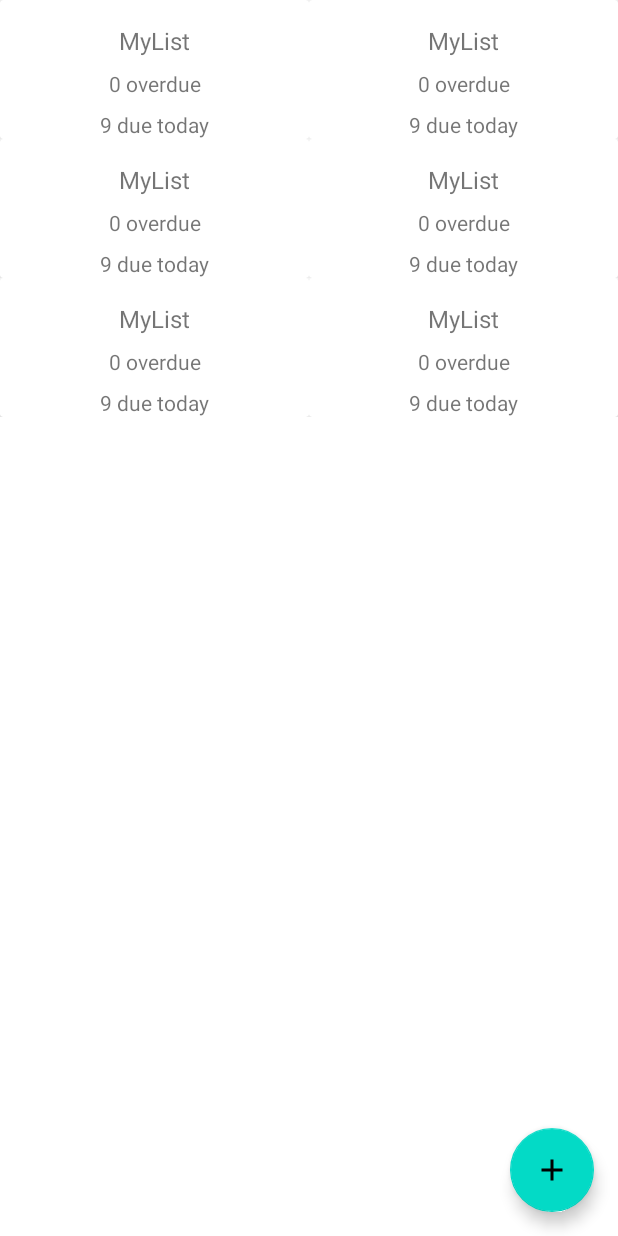
After one commit to kacperczyk-dev-old-projects/Listit, an Android app: the layout activity_home.xml on its own in the app's theme, with its tools: preview values and no code run, on a phone screen of 412 x 824 dp. The commit adds this screen. Run offline under Robolectric (Android 15) with nearby library versions, the phone set to English and light mode, and no system bars.

```diff
--- a/app/build.gradle
+++ b/app/build.gradle
@@ -69,8 +69,14 @@ dependencies {
     implementation "com.google.dagger:dagger-android:$dagger_version"
     compileOnly 'javax.annotation:jsr250-api:1.0'
 
+    //https://github.com/QuadFlask/colorpicker
+    implementation 'com.github.QuadFlask:colorpicker:0.0.13'
+
     // Test
     testImplementation 'junit:junit:4.12'
     androidTestImplementation 'androidx.test:runner:1.2.0'
     androidTestImplementation 'androidx.test.espresso:espresso-core:3.2.0'
+    implementation 'androidx.recyclerview:recyclerview:1.0.0'
+    implementation 'com.google.android.material:material:1.0.0'
+    implementation 'androidx.gridlayout:gridlayout:1.0.0'
 }
--- a/app/src/main/java/com/dawid/listit/database/models/ListModel.kt
+++ b/app/src/main/java/com/dawid/listit/database/models/ListModel.kt
@@ -7,8 +7,7 @@ import androidx.room.PrimaryKey
 data class ListModel (
     var name: String,
     var notes: String,
-    var color: String,
-    var type: Int
+    var color: String
 ) {
     @PrimaryKey(autoGenerate = true)
     var id: Int? = null
--- /dev/null
+++ b/app/src/main/res/drawable/ic_add_black_24dp.xml
@@ -0,0 +1,5 @@
+<vector android:height="24dp" android:tint="#FFFFFF"
+    android:viewportHeight="24.0" android:viewportWidth="24.0"
+    android:width="24dp" xmlns:android="http://schemas.android.com/apk/res/android">
+    <path android:fillColor="#FF000000" android:pathData="M19,13h-6v6h-2v-6H5v-2h6V5h2v6h6v2z"/>
+</vector>
--- /dev/null
+++ b/app/src/main/res/layout/activity_home.xml
@@ -0,0 +1,29 @@
+<?xml version="1.0" encoding="utf-8"?>
+<androidx.constraintlayout.widget.ConstraintLayout
+        xmlns:android="http://schemas.android.com/apk/res/android"
+        xmlns:tools="http://schemas.android.com/tools"
+        xmlns:app="http://schemas.android.com/apk/res-auto"
+        android:layout_width="match_parent"
+        android:layout_height="match_parent"
+        tools:context=".ui.home.HomeActivity">
+    <com.google.android.material.floatingactionbutton.FloatingActionButton
+            android:layout_width="wrap_content"
+            android:layout_height="wrap_content"
+            android:clickable="true" app:srcCompat="@drawable/ic_add_black_24dp"
+            android:id="@+id/addListFab"
+            app:layout_constraintEnd_toEndOf="parent" android:layout_marginBottom="16dp"
+            app:layout_constraintBottom_toBottomOf="@+id/listGrid" android:layout_marginEnd="16dp"
+            android:focusable="true"/>
+    <androidx.recyclerview.widget.RecyclerView
+            android:id="@+id/listGrid"
+            android:layout_width="0dp"
+            android:layout_height="0dp"
+            tools:itemCount="10"
+            tools:listitem="@layout/item_list"
+            app:layoutManager="androidx.recyclerview.widget.GridLayoutManager"
+            app:spanCount="2"
+            app:layout_constraintEnd_toEndOf="parent"
+            app:layout_constraintTop_toTopOf="parent"
+            app:layout_constraintStart_toStartOf="parent"
+            app:layout_constraintBottom_toBottomOf="parent" android:outlineProvider="none"/>
+</androidx.constraintlayout.widget.ConstraintLayout>
--- /dev/null
+++ b/app/src/main/res/layout/item_list.xml
@@ -0,0 +1,53 @@
+<?xml version="1.0" encoding="utf-8"?>
+<LinearLayout
+        xmlns:android="http://schemas.android.com/apk/res/android"
+        xmlns:app="http://schemas.android.com/apk/res-auto"
+        xmlns:tools="http://schemas.android.com/tools"
+        android:layout_width="match_parent"
+        android:layout_height="wrap_content">
+
+
+    <androidx.cardview.widget.CardView
+            android:layout_width="match_parent"
+            android:layout_height="match_parent">
+        <androidx.constraintlayout.widget.ConstraintLayout
+                android:layout_width="match_parent"
+                android:layout_height="match_parent">
+
+            <TextView
+                    android:id="@+id/listNameTxt"
+                    android:layout_width="wrap_content"
+                    android:layout_height="wrap_content"
+                    android:layout_marginStart="16dp"
+                    android:layout_marginTop="16dp"
+                    android:layout_marginEnd="16dp"
+                    android:text="MyList"
+                    android:textSize="@dimen/text_size_medium"
+                    app:layout_constraintEnd_toEndOf="parent"
+                    app:layout_constraintStart_toStartOf="parent"
+                    app:layout_constraintTop_toTopOf="parent" />
+
+            <TextView
+                    android:id="@+id/overdueTxt"
+                    android:layout_width="wrap_content"
+                    android:layout_height="wrap_content"
+                    android:layout_marginTop="8dp"
+                    android:text="0 overdue"
+                    android:textSize="@dimen/text_size_small"
+                    app:layout_constraintEnd_toEndOf="@+id/listNameTxt"
+                    app:layout_constraintStart_toStartOf="@+id/listNameTxt"
+                    app:layout_constraintTop_toBottomOf="@+id/listNameTxt" />
+
+            <TextView
+                    android:id="@+id/dueTodayTxt"
+                    android:layout_width="wrap_content"
+                    android:layout_height="wrap_content"
+                    android:layout_marginTop="8dp"
+                    android:text="9 due today"
+                    android:textSize="@dimen/text_size_small"
+                    app:layout_constraintEnd_toEndOf="@+id/listNameTxt"
+                    app:layout_constraintStart_toStartOf="@+id/listNameTxt"
+                    app:layout_constraintTop_toBottomOf="@+id/overdueTxt" />
+        </androidx.constraintlayout.widget.ConstraintLayout>
+    </androidx.cardview.widget.CardView>
+</LinearLayout>
--- a/app/src/main/res/values/strings.xml
+++ b/app/src/main/res/values/strings.xml
@@ -1,3 +1,4 @@
 <resources>
     <string name="app_name">ListIt</string>
+    <string name="save">Save</string>
 </resources>
--- a/app/src/main/res/values/styles.xml
+++ b/app/src/main/res/values/styles.xml
@@ -1,11 +1,13 @@
 <resources>
 
     <!-- Base application theme. -->
-    <style name="AppTheme" parent="Theme.AppCompat.Light.DarkActionBar">
+    <style name="AppTheme" parent="Theme.MaterialComponents.Light.DarkActionBar">
         <!-- Customize your theme here. -->
         <item name="colorPrimary">@color/colorPrimary</item>
         <item name="colorPrimaryDark">@color/colorPrimaryDark</item>
         <item name="colorAccent">@color/colorAccent</item>
     </style>
 
+    <style name="DialogTheme" parent="Theme.MaterialComponents.Dialog" />
+
 </resources>
--- a/build.gradle
+++ b/build.gradle
@@ -3,7 +3,7 @@
 buildscript {
     ext {
         kotlin_version = '1.3.41'
-        gradle_version = '3.4.2'
+        gradle_version = '3.5.0'
         appcompat_version = '1.0.2'
         kotlin_coroutines_version = '1.2.2'
         dagger_version = '2.24'
```
Also changed, not shown: app/src/main/AndroidManifest.xml (+8 -3 lines), app/src/main/java/com/dawid/listit/database/ListItDatabase.kt (+6 -1 lines), app/src/main/java/com/dawid/listit/database/dao/NoteDao.kt (added, +12 -0 lines), app/src/main/java/com/dawid/listit/database/dao/TaskDao.kt (added, +12 -0 lines), app/src/main/java/com/dawid/listit/di/DatabaseModule.kt (+4 -5 lines), app/src/main/java/com/dawid/listit/ui/home/HomeActivity.kt (added, +28 -0 lines), app/src/main/java/com/dawid/listit/ui/listdetail/AddEditListActivity.kt (renamed from app/src/main/java/com/dawid/listit/ui/MainActivity.kt, +4 -3 lines), app/src/main/res/layout/activity_add_edit_list.xml (added, +73 -0 lines), app/src/main/res/layout/activity_main.xml (deleted, +0 -10 lines), app/src/main/res/values/dimens.xml (added, +19 -0 lines), gradle.properties (+9 -13 lines), gradle/wrapper/gradle-wrapper.properties.
